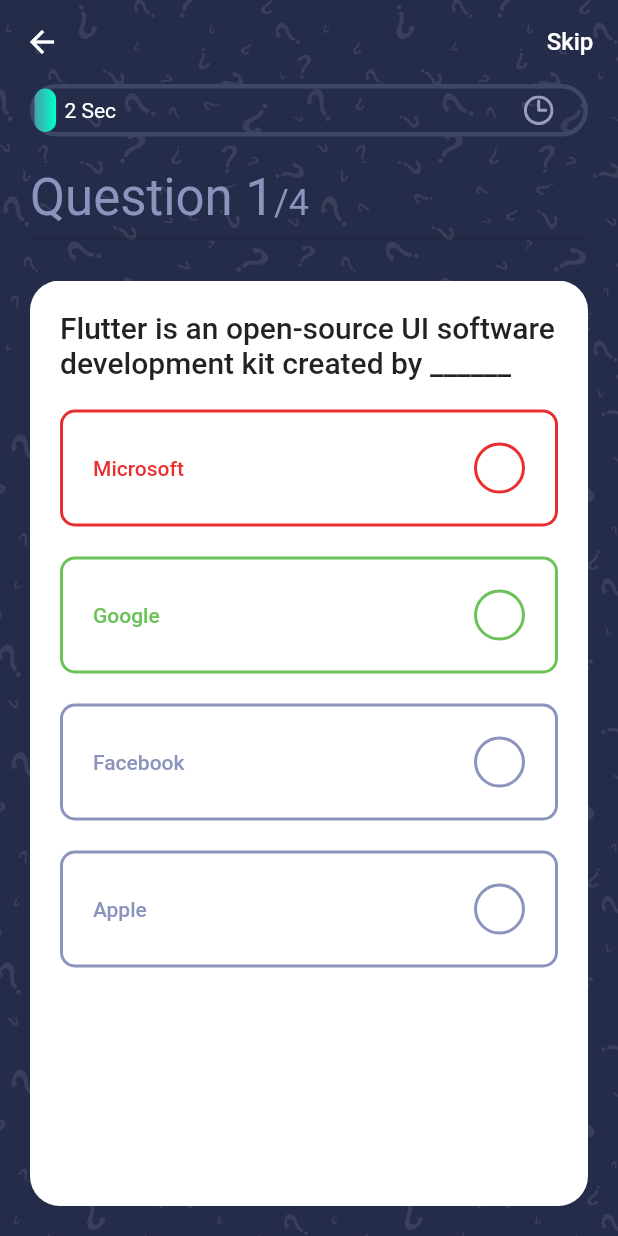
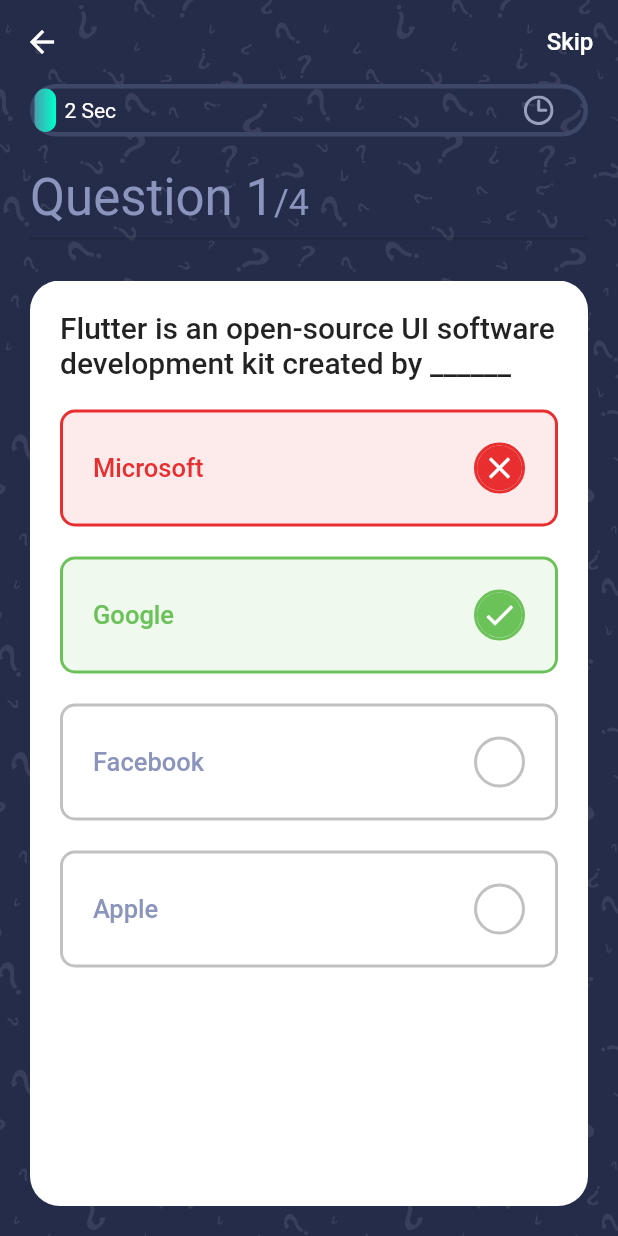
Before and after one commit to HenokFekade/quiz_app_RA1, a Flutter app: the QuizPage screen opened directly, after a tap on "Microsoft", on a phone screen of 412 x 824 dp. Run offline on Flutter 3.47's test engine with Material 2 defaults, Android fonts, the phone set to English and light mode, and no system bars; our stand-ins replace flutter_svg, get.

Commit message:
UI is working properly

```diff
--- a/lib/controller/question_controller.dart
+++ b/lib/controller/question_controller.dart
@@ -38,7 +38,7 @@ class QuestionController extends GetxController
     _answered.value = true;
     _animationController!.stop();
     update();
-    Future.delayed(Duration(seconds: 5), nextQuestion);
+    Future.delayed(Duration(seconds: 2), nextQuestion);
   }
 
   void nextQuestion() {
--- a/lib/screens/quiz/components/option.dart
+++ b/lib/screens/quiz/components/option.dart
@@ -6,14 +6,10 @@ import 'package:quiz_app/controller/question_controller.dart';
 
 class Option extends StatelessWidget {
   final String answer;
-  final bool isCorrect;
-  final int index;
   final Color color;
   final VoidCallback onTab;
   const Option(
-      {required this.isCorrect,
-      required this.answer,
-      required this.index,
+      {required this.answer,
       required this.color,
       required this.onTab,
       Key? key})
@@ -21,6 +17,26 @@ class Option extends StatelessWidget {
 
   @override
   Widget build(BuildContext context) {
+    Color containerBackground;
+    Color iconBackground;
+    IconData icon;
+    Color textColor;
+
+    if (color == kGrayColor) {
+      containerBackground = Colors.transparent;
+      iconBackground = Colors.transparent;
+      icon = Icons.close;
+      textColor = kSecondaryColor;
+    } else {
+      containerBackground = color.withOpacity(0.1);
+      iconBackground = color;
+      textColor = color;
+      if (color == kGreenColor)
+        icon = Icons.done;
+      else
+        icon = Icons.close;
+    }
+
     return GetBuilder<QuestionController>(
         init: QuestionController(),
         builder: (controller) {
@@ -31,7 +47,7 @@ class Option extends StatelessWidget {
               margin: EdgeInsets.only(top: kDefaultPadding),
               padding: EdgeInsets.symmetric(vertical: 20, horizontal: 20),
               decoration: BoxDecoration(
-                color: Colors.transparent,
+                color: containerBackground,
                 borderRadius: BorderRadius.circular(10),
                 border: Border.all(color: color, width: 2),
               ),
@@ -42,7 +58,7 @@ class Option extends StatelessWidget {
                     style: Theme.of(context)
                         .textTheme
                         .bodyText1!
-                        .copyWith(color: color),
+                        .copyWith(color: textColor, fontSize: 17),
                   ),
                   Spacer(),
                   Container(
@@ -52,10 +68,10 @@ class Option extends StatelessWidget {
                     ),
                     child: CircleAvatar(
                       child: Icon(
-                        Icons.close,
+                        icon,
                         color: Colors.white,
                       ),
-                      backgroundColor: Colors.transparent,
+                      backgroundColor: iconBackground,
                       minRadius: 15,
                       maxRadius: 15,
                     ),
--- a/lib/screens/quiz/components/quesion_card.dart
+++ b/lib/screens/quiz/components/quesion_card.dart
@@ -56,15 +56,17 @@ class QuestionCard extends StatelessWidget {
               else if (controller.answered.value && isCorrect)
                 return kGreenColor;
               else
-                return kSecondaryColor;
+                return kGrayColor;
             }
 
             return Option(
               answer: answers[i],
-              isCorrect: isCorrect,
-              index: i,
               color: getColor(i),
-              onTab: () => controller.checkAnswer(question: question, index: i),
+              onTab: () {
+                if (!controller.answered.value)
+                  return controller.checkAnswer(question: question, index: i);
+                return null;
+              },
             );
           }));
     }
```
